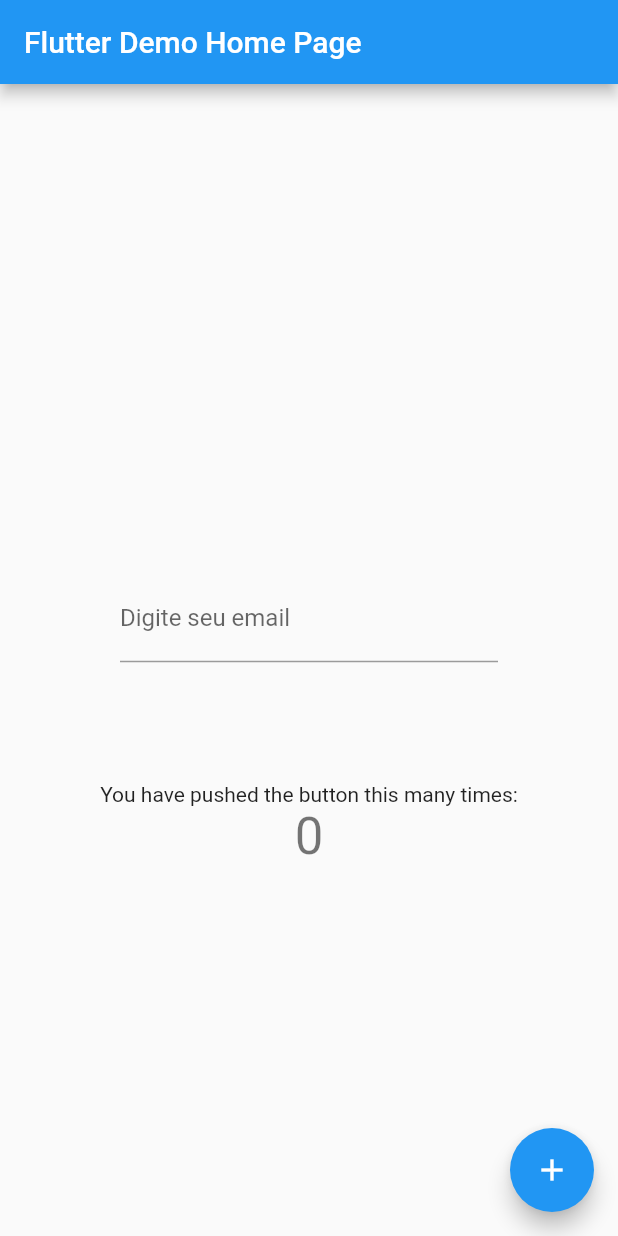
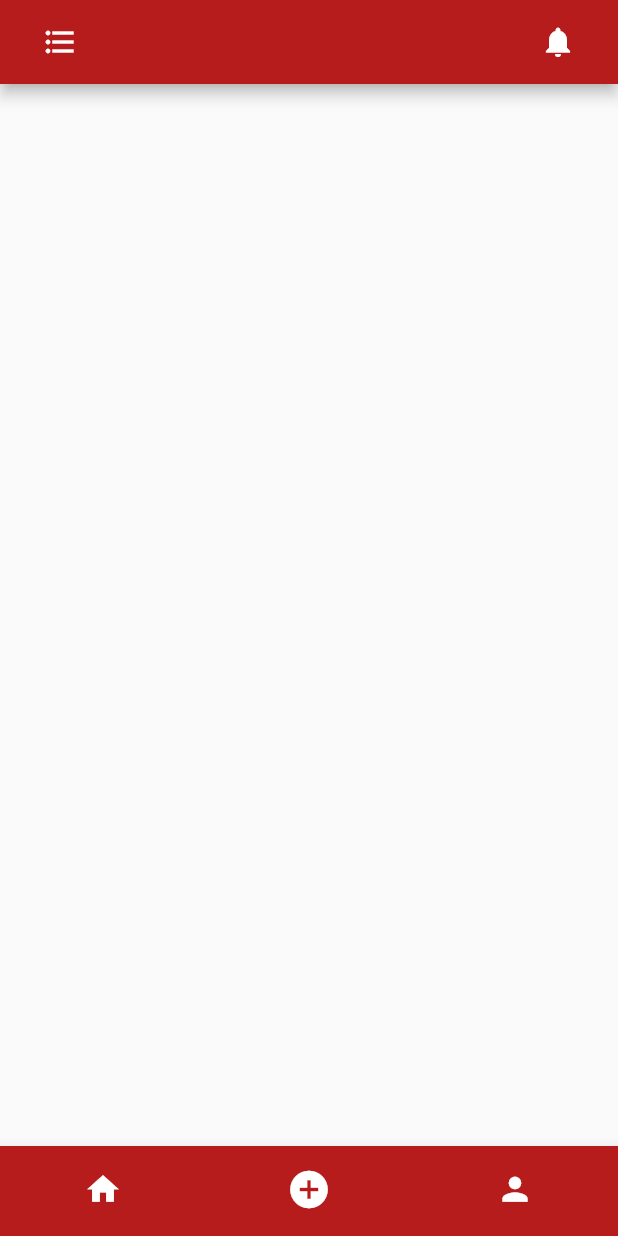
Before and after one commit to LuizAugustoGrein/app_riomafra_padel, a Flutter app: the screen it shows after launch, on a phone screen of 412 x 824 dp. Run offline on Flutter 3.47's test engine with Material 2 defaults, Android fonts, the phone set to English and light mode, and no system bars.

Commit message:
Criação appBar e footer básicos

```diff
--- a/lib/main.dart
+++ b/lib/main.dart
@@ -1,129 +1,27 @@
 import 'package:flutter/material.dart';
+import 'package:app_riomafra_padel/screens/home.dart';
 
 void main() {
-  runApp(const MyApp());
+  // chamando o App para execuçao
+  runApp(const App());
 }
 
-class MyApp extends StatelessWidget {
-  const MyApp({Key? key}) : super(key: key);
+class App extends StatelessWidget {
+  const App({Key? key}) : super(key: key);
 
-  // This widget is the root of your application.
   @override
   Widget build(BuildContext context) {
     return MaterialApp(
-      title: 'Flutter Demo',
+      debugShowCheckedModeBanner: false,
+      title: 'RioMafra Padel',
       theme: ThemeData(
-        // This is the theme of your application.
-        //
-        // Try running your application with "flutter run". You'll see the
-        // application has a blue toolbar. Then, without quitting the app, try
-        // changing the primarySwatch below to Colors.green and then invoke
-        // "hot reload" (press "r" in the console where you ran "flutter run",
-        // or simply save your changes to "hot reload" in a Flutter IDE).
-        // Notice that the counter didn't reset back to zero; the application
-        // is not restarted.
-        primarySwatch: Colors.blue,
+        primarySwatch: Colors.red,
       ),
-      home: const MyHomePage(title: 'Flutter Demo Home Page'),
+      // iniciando o conceito de navegação por rotas
+      initialRoute: "/",
+      routes: {
+        "/": (context) => const Home(),
+      },
     );
   }
 }
-
-class MyHomePage extends StatefulWidget {
-  const MyHomePage({Key? key, required this.title}) : super(key: key);
-
-  // This widget is the home page of your application. It is stateful, meaning
-  // that it has a State object (defined below) that contains fields that affect
-  // how it looks.
-
-  // This class is the configuration for the state. It holds the values (in this
-  // case the title) provided by the parent (in this case the App widget) and
-  // used by the build method of the State. Fields in a Widget subclass are
-  // always marked "final".
-
-  final String title;
-
-  @override
-  State<MyHomePage> createState() => _MyHomePageState();
-}
-
-class _MyHomePageState extends State<MyHomePage> {
-  int _counter = 0;
-
-  void _incrementCounter() {
-    setState(() {
-      // This call to setState tells the Flutter framework that something has
-      // changed in this State, which causes it to rerun the build method below
-      // so that the display can reflect the updated values. If we changed
-      // _counter without calling setState(), then the build method would not be
-      // called again, and so nothing would appear to happen.
-      _counter++;
-    });
-  }
-
-  @override
-  Widget build(BuildContext context) {
-    // This method is rerun every time setState is called, for instance as done
-    // by the _incrementCounter method above.
-    //
-    // The Flutter framework has been optimized to make rerunning build methods
-    // fast, so that you can just rebuild anything that needs updating rather
-    // than having to individually change instances of widgets.
-    return Scaffold(
-      appBar: AppBar(
-        // Here we take the value from the MyHomePage object that was created by
-        // the App.build method, and use it to set our appbar title.
-        title: Text(widget.title),
-      ),
-      body: Center(
-        // Center is a layout widget. It takes a single child and positions it
-        // in the middle of the parent.
-        child: Column(
-          // Column is also a layout widget. It takes a list of children and
-          // arranges them vertically. By default, it sizes itself to fit its
-          // children horizontally, and tries to be as tall as its parent.
-          //
-          // Invoke "debug painting" (press "p" in the console, choose the
-          // "Toggle Debug Paint" action from the Flutter Inspector in Android
-          // Studio, or the "Toggle Debug Paint" command in Visual Studio Code)
-          // to see the wireframe for each widget.
-          //
-          // Column has various properties to control how it sizes itself and
-          // how it positions its children. Here we use mainAxisAlignment to
-          // center the children vertically; the main axis here is the vertical
-          // axis because Columns are vertical (the cross axis would be
-          // horizontal).
-          mainAxisAlignment: MainAxisAlignment.center,
-          children: <Widget>[
-            Padding(
-              padding: EdgeInsets.all(80),
-              child: Column(
-                children: const [
-                  TextField(
-                    decoration: InputDecoration(
-                      border: UnderlineInputBorder(),
-                      labelText: "Digite seu email",
-                      fillColor: Colors.grey,
-                      ),
-                    ),
-                ],
-              ),
-            ),
-            const Text(
-              'You have pushed the button this many times:',
-            ),
-            Text(
-              '$_counter',
-              style: Theme.of(context).textTheme.headline4,
-            ),
-          ],
-        ),
-      ),
-      floatingActionButton: FloatingActionButton(
-        onPressed: _incrementCounter,
-        tooltip: 'Increment',
-        child: const Icon(Icons.add),
-      ), // This trailing comma makes auto-formatting nicer for build methods.
-    );
-  }
-}
--- /dev/null
+++ b/lib/screens/home.dart
@@ -0,0 +1,85 @@
+import 'dart:convert';
+import 'package:flutter/material.dart';
+
+class Home extends StatefulWidget {
+  const Home({Key? key}) : super(key: key);
+
+  @override
+  State<Home> createState() => _HomeState();
+}
+
+class _HomeState extends State<Home> {
+
+  @override
+  void initState() {
+    super.initState();
+  }
+
+  @override
+  Widget build(BuildContext context) {
+    return Scaffold(
+      appBar: AppBar(
+        backgroundColor: Colors.red.shade900,
+        title: Center(
+          child: Row(
+            mainAxisAlignment: MainAxisAlignment.spaceBetween,
+            children: [
+              IconButton(
+                icon: const Icon(Icons.format_list_bulleted),
+                tooltip: 'Mais opções',
+                onPressed: () {},
+              ),
+              IconButton(
+                icon: const Icon(Icons.notifications),
+                tooltip: 'Notificações',
+                onPressed: () {},
+              ),
+            ],
+          ),
+        ),
+      ),
+      body: SingleChildScrollView(
+        physics: const BouncingScrollPhysics(),
+        padding: EdgeInsets.all(40),
+        child: Column(
+
+        ),
+      ),
+      bottomNavigationBar:  BottomNavigationBar(
+      showSelectedLabels: false,
+      showUnselectedLabels: false,
+        type: BottomNavigationBarType.fixed,
+        backgroundColor: Colors.red.shade900,
+        items: const [
+          BottomNavigationBarItem(
+            icon: Icon(
+              Icons.home,
+              color: Colors.white,
+              size: 25,
+              ),
+            tooltip: "Home",
+            label: ''
+          ),
+          BottomNavigationBarItem(
+            icon: Icon(
+              Icons.add_circle,
+              color: Colors.white,
+              size: 30,
+            ),
+            tooltip: 'Reservar Quadra',
+            label: ''
+          ),
+          BottomNavigationBarItem(
+            icon: Icon(
+              Icons.person,
+              color: Colors.white,
+              size: 25,
+            ),
+            tooltip: 'Meu Perfil',
+            label: ''
+          ),
+        ]
+      ),
+    );
+  }
+}
```
Also changed, not shown: 1 other file.
